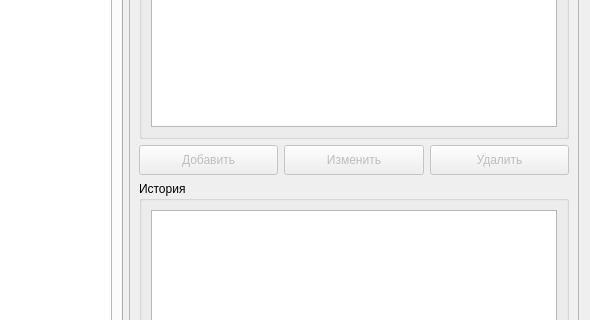
This is src/client/ui/window_product.ui in formemu/aditim-monitor as Qt 5 draws it before an edit; both pictures show x 481 to 1071 and y 293 to 613 of the 1071 by 800 pixel window. The edited form follows.
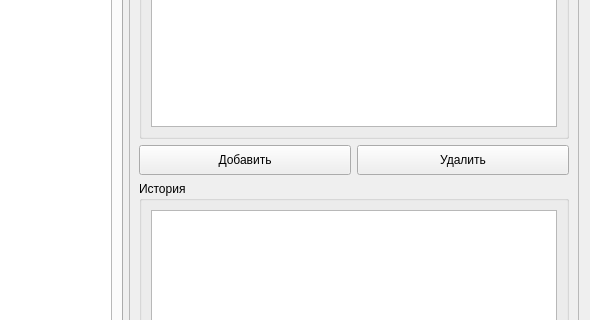
This is the edited form.

Patch:
```diff
--- a/src/client/ui/window_product.ui
+++ b/src/client/ui/window_product.ui
@@ -250,7 +250,7 @@
         <item>
          <widget class="QPushButton" name="pushButton_component_add">
           <property name="enabled">
-           <bool>false</bool>
+           <bool>true</bool>
           </property>
           <property name="minimumSize">
            <size>
@@ -263,26 +263,10 @@
           </property>
          </widget>
         </item>
-        <item>
-         <widget class="QPushButton" name="pushButton_component_edit">
-          <property name="enabled">
-           <bool>false</bool>
-          </property>
-          <property name="minimumSize">
-           <size>
-            <width>80</width>
-            <height>30</height>
-           </size>
-          </property>
-          <property name="text">
-           <string>Изменить</string>
-          </property>
-         </widget>
-        </item>
         <item>
          <widget class="QPushButton" name="pushButton_component_delete">
           <property name="enabled">
-           <bool>false</bool>
+           <bool>true</bool>
           </property>
           <property name="minimumSize">
            <size>
```
Left out of the diff: 33 changed lines with no effect on the pictures.
